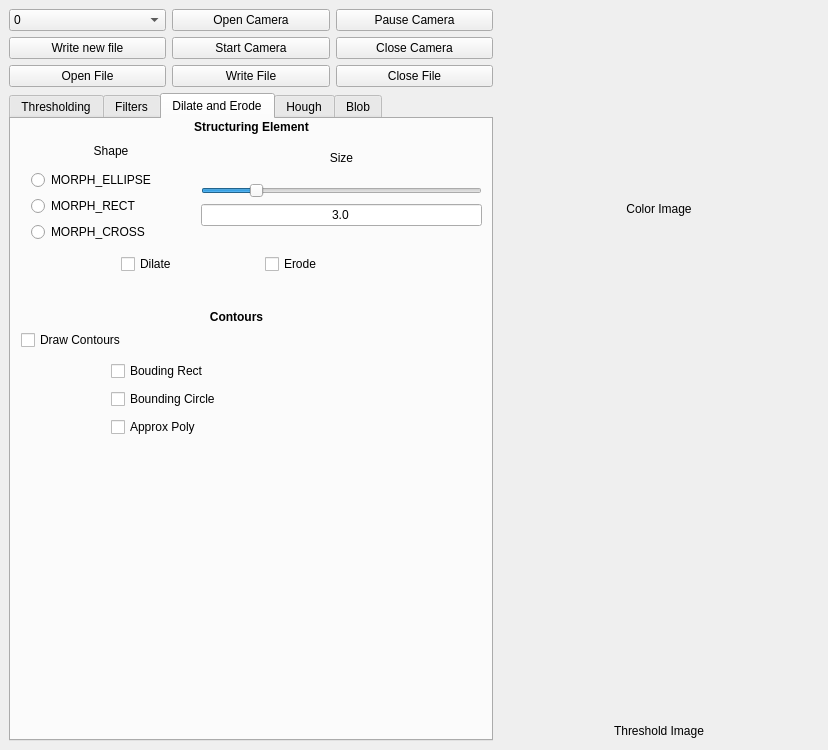
auviitkgp/kraken_3.0, file vision_stack/vision_gui/ui/mainwindow.ui: the form before one commit.
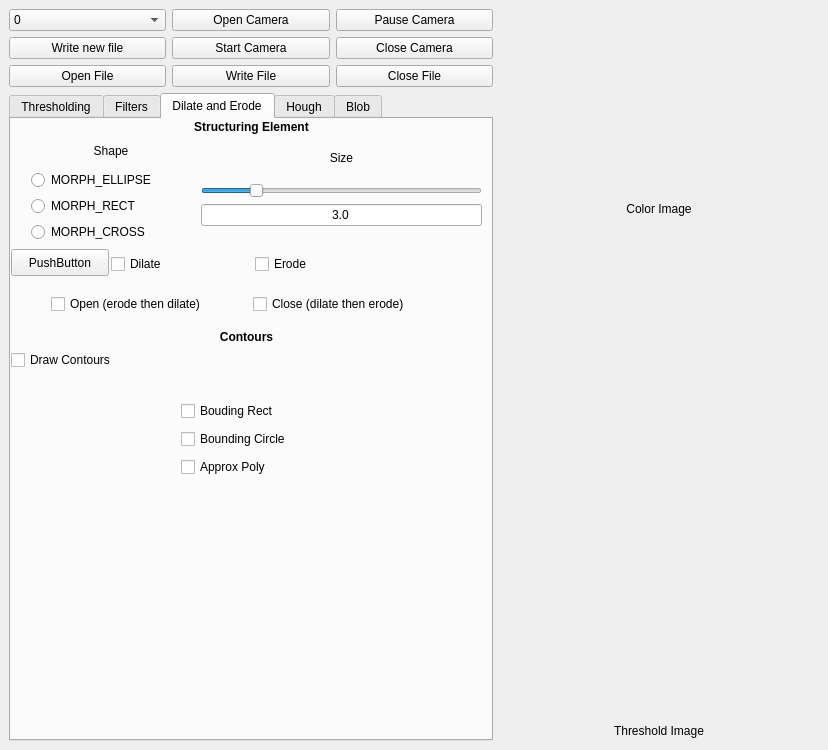
The form after the commit. The open tabs and pages were chosen to show the change.

Commit message: Added the open and close functionality in the GUI.

Diff of the .ui file:
```diff
--- a/vision_stack/vision_gui/ui/mainwindow.ui
+++ b/vision_stack/vision_gui/ui/mainwindow.ui
@@ -903,7 +903,7 @@
            <widget class="QWidget" name="gridLayoutWidget_4">
             <property name="geometry">
              <rect>
-              <x>110</x>
+              <x>100</x>
               <y>130</y>
               <width>281</width>
               <height>31</height>
@@ -1030,8 +1030,8 @@
            <widget class="QCheckBox" name="contoursCheck">
             <property name="geometry">
              <rect>
-              <x>10</x>
-              <y>210</y>
+              <x>0</x>
+              <y>230</y>
               <width>131</width>
               <height>22</height>
              </rect>
@@ -1043,8 +1043,8 @@
            <widget class="QLabel" name="label_16">
             <property name="geometry">
              <rect>
-              <x>0</x>
-              <y>190</y>
+              <x>10</x>
+              <y>210</y>
               <width>451</width>
               <height>17</height>
              </rect>
@@ -1056,8 +1056,8 @@
            <widget class="QWidget" name="gridLayoutWidget_7">
             <property name="geometry">
              <rect>
-              <x>100</x>
-              <y>240</y>
+              <x>170</x>
+              <y>280</y>
               <width>160</width>
               <height>80</height>
              </rect>
@@ -1086,6 +1086,45 @@
              </item>
             </layout>
            </widget>
+           <widget class="QWidget" name="gridLayoutWidget_8">
+            <property name="geometry">
+             <rect>
+              <x>40</x>
+              <y>170</y>
+              <width>398</width>
+              <height>31</height>
+             </rect>
+            </property>
+            <layout class="QGridLayout" name="gridLayout_15">
+             <item row="0" column="1">
+              <widget class="QCheckBox" name="closeCheck">
+               <property name="text">
+                <string>Close (dilate then erode)</string>
+               </property>
+              </widget>
+             </item>
+             <item row="0" column="0">
+              <widget class="QCheckBox" name="openCheck">
+               <property name="text">
+                <string>Open (erode then dilate)</string>
+               </property>
+              </widget>
+             </item>
+            </layout>
+           </widget>
+           <widget class="QPushButton" name="pushButton">
+            <property name="geometry">
+             <rect>
+              <x>0</x>
+              <y>130</y>
+              <width>98</width>
+              <height>27</height>
+             </rect>
+            </property>
+            <property name="text">
+             <string>PushButton</string>
+            </property>
+           </widget>
           </widget>
           <widget class="QWidget" name="tab_2">
            <attribute name="title">
```
Left out of the diff: 4 changed lines with no effect on the pictures. The commit also changes 9 other files.
